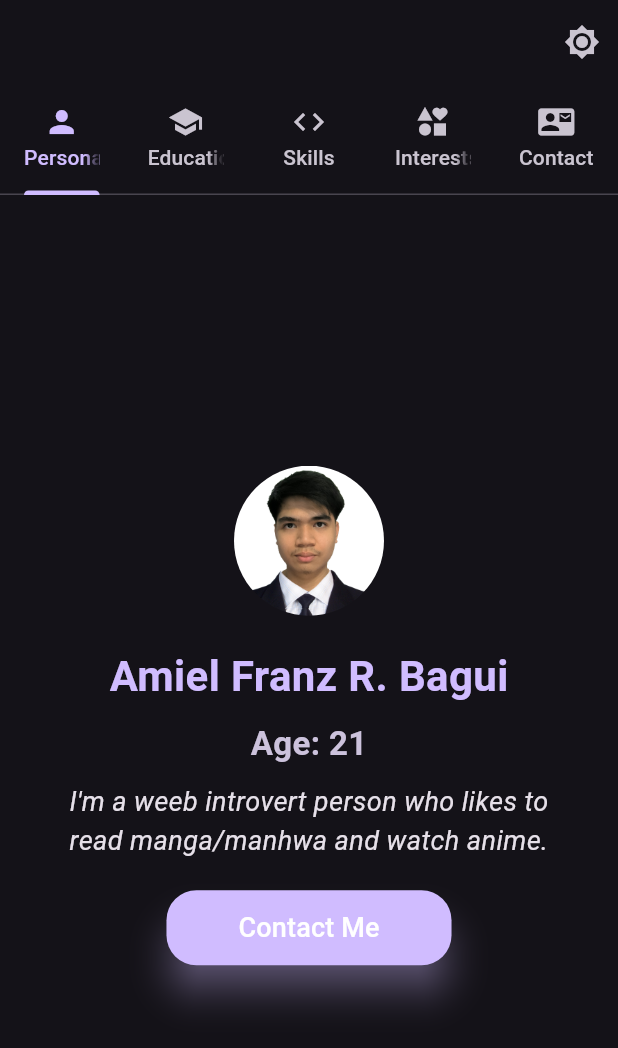
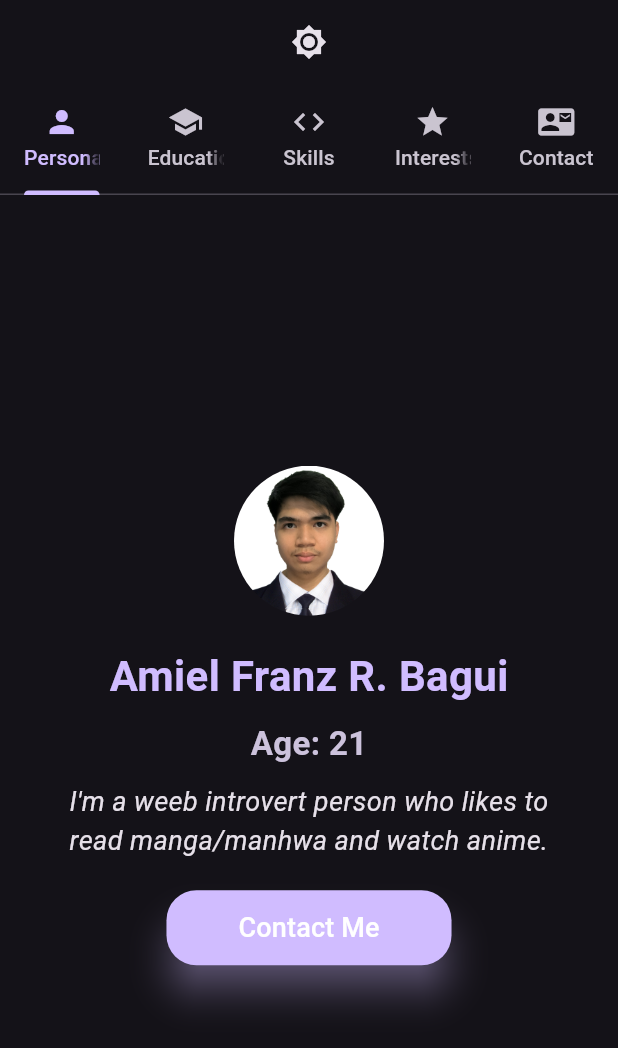
Before and after one commit to MrFranzu/flutter_app, a Flutter app: the screen it shows after launch, on a phone screen of 412 x 824 dp. Shown: the top 1048 px of the screen. Run offline on Flutter 3.47's test engine with Material 3 defaults, Android fonts, the phone set to English and light mode, and no system bars.

Commit message:
Update main.dart

```diff
--- a/lib/main.dart
+++ b/lib/main.dart
@@ -28,7 +28,8 @@ class _MyAppState extends State<MyApp> {
   @override
   Widget build(BuildContext context) {
     return MaterialApp(
-      debugShowCheckedModeBanner: false, // Remove the debug banner
+      title: 'ProfileApp',
+      debugShowCheckedModeBanner: false,
       theme: _isDarkMode ? ThemeData.dark() : ThemeData.light(),
       home: MyHomePage(
         isDarkMode: _isDarkMode,
@@ -67,19 +68,22 @@ class _MyHomePageState extends State<MyHomePage> with SingleTickerProviderStateM
   Widget build(BuildContext context) {
     return Scaffold(
       appBar: AppBar(
-        actions: [
-          IconButton(
-            icon: Icon(widget.isDarkMode ? Icons.brightness_7 : Icons.brightness_2),
-            onPressed: () => widget.toggleTheme(),
-          ),
-        ],
+        title: Row(
+          mainAxisAlignment: MainAxisAlignment.center,
+          children: [
+            IconButton(
+              icon: Icon(widget.isDarkMode ? Icons.brightness_7 : Icons.brightness_2),
+              onPressed: () => widget.toggleTheme(),
+            ),
+          ],
+        ),
         bottom: TabBar(
           controller: _tabController,
           tabs: const [
             Tab(icon: Icon(Icons.person), text: 'Personal Info'),
             Tab(icon: Icon(Icons.school), text: 'Education'),
             Tab(icon: Icon(Icons.code), text: 'Skills'),
-            Tab(icon: Icon(Icons.interests), text: 'Interests'),
+            Tab(icon: Icon(Icons.star), text: 'Interests'),
             Tab(icon: Icon(Icons.contact_mail), text: 'Contact'),
           ],
         ),
```
